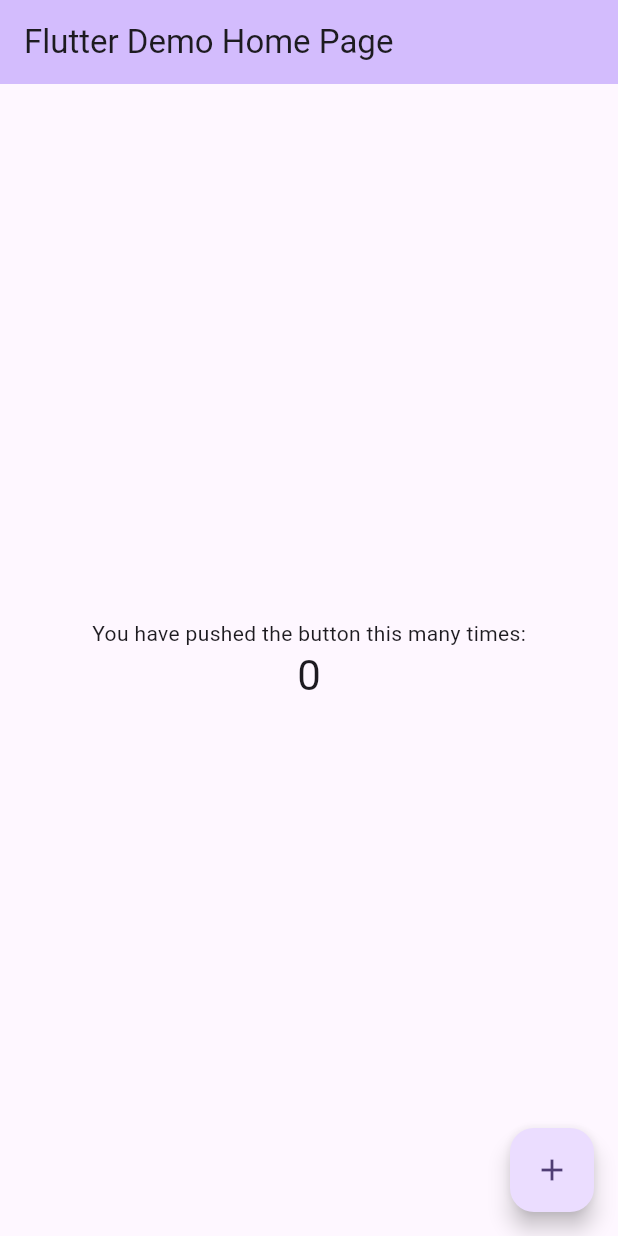
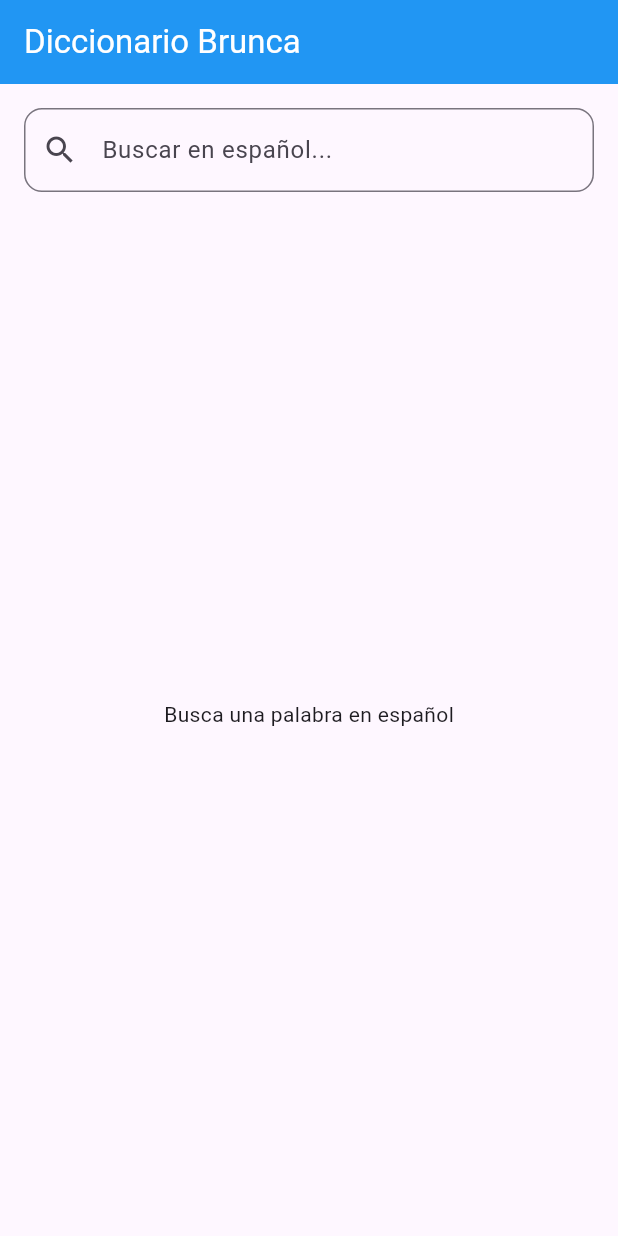
Before and after one commit to acenwu/diccionario_brunca, a Flutter app: the screen it shows after launch, on a phone screen of 412 x 824 dp. Run offline on Flutter 3.47's test engine with Material 3 defaults, Android fonts, the light colour scheme and no system bars; our stand-ins replace sqflite, sqflite_common_ffi; accounts and stored records are empty.

Commit message:
Crear logica de prueba para busqueda de objetos Word

```diff
--- a/diccionario/app/lib/main.dart
+++ b/diccionario/app/lib/main.dart
@@ -1,4 +1,6 @@
 import 'package:flutter/material.dart';
+import 'database/database_helper.dart';
+import 'models/word.dart';
 
 void main() {
   runApp(const MyApp());
@@ -7,119 +9,143 @@
 class MyApp extends StatelessWidget {
   const MyApp({super.key});
 
-  // This widget is the root of your application.
   @override
   Widget build(BuildContext context) {
     return MaterialApp(
-      title: 'Flutter Demo',
+      title: 'Diccionario Brunca',
       theme: ThemeData(
-        // This is the theme of your application.
-        //
-        // TRY THIS: Try running your application with "flutter run". You'll see
-        // the application has a purple toolbar. Then, without quitting the app,
-        // try changing the seedColor in the colorScheme below to Colors.green
-        // and then invoke "hot reload" (save your changes or press the "hot
-        // reload" button in a Flutter-supported IDE, or press "r" if you used
-        // the command line to start the app).
-        //
-        // Notice that the counter didn't reset back to zero; the application
-        // state is not lost during the reload. To reset the state, use hot
-        // restart instead.
-        //
-        // This works for code too, not just values: Most code changes can be
-        // tested with just a hot reload.
-        colorScheme: ColorScheme.fromSeed(seedColor: Colors.deepPurple),
+        primarySwatch: Colors.blue,
         useMaterial3: true,
       ),
-      home: const MyHomePage(title: 'Flutter Demo Home Page'),
+      home: const SearchScreen(),
     );
   }
 }
 
-class MyHomePage extends StatefulWidget {
-  const MyHomePage({super.key, required this.title});
-
-  // This widget is the home page of your application. It is stateful, meaning
-  // that it has a State object (defined below) that contains fields that affect
-  // how it looks.
-
-  // This class is the configuration for the state. It holds the values (in this
-  // case the title) provided by the parent (in this case the App widget) and
-  // used by the build method of the State. Fields in a Widget subclass are
-  // always marked "final".
-
-  final String title;
+class SearchScreen extends StatefulWidget {
+  const SearchScreen({super.key});
 
   @override
-  State<MyHomePage> createState() => _MyHomePageState();
+  State<SearchScreen> createState() => _SearchScreenState();
 }
 
-class _MyHomePageState extends State<MyHomePage> {
-  int _counter = 0;
+class _SearchScreenState extends State<SearchScreen> {
+  final TextEditingController _searchController = TextEditingController();
+  List<Word> _results = [];
+  bool _isSearching = false;
+  final DatabaseHelper _db = DatabaseHelper();
 
-  void _incrementCounter() {
+  Future<void> _search(String query) async {
+    if (query.isEmpty) {
+      setState(() {
+        _results = [];
+        _isSearching = false;
+      });
+      return;
+    }
+
+    setState(() => _isSearching = true);
+    final results = await _db.searchWords(query);
     setState(() {
-      // This call to setState tells the Flutter framework that something has
-      // changed in this State, which causes it to rerun the build method below
-      // so that the display can reflect the updated values. If we changed
-      // _counter without calling setState(), then the build method would not be
-      // called again, and so nothing would appear to happen.
-      _counter++;
+      _results = results;
+      _isSearching = false;
     });
   }
 
   @override
   Widget build(BuildContext context) {
-    // This method is rerun every time setState is called, for instance as done
-    // by the _incrementCounter method above.
-    //
-    // The Flutter framework has been optimized to make rerunning build methods
-    // fast, so that you can just rebuild anything that needs updating rather
-    // than having to individually change instances of widgets.
     return Scaffold(
       appBar: AppBar(
-        // TRY THIS: Try changing the color here to a specific color (to
-        // Colors.amber, perhaps?) and trigger a hot reload to see the AppBar
-        // change color while the other colors stay the same.
-        backgroundColor: Theme.of(context).colorScheme.inversePrimary,
-        // Here we take the value from the MyHomePage object that was created by
-        // the App.build method, and use it to set our appbar title.
-        title: Text(widget.title),
+        title: const Text('Diccionario Brunca'),
+        backgroundColor: Colors.blue,
+        foregroundColor: Colors.white,
       ),
-      body: Center(
-        // Center is a layout widget. It takes a single child and positions it
-        // in the middle of the parent.
+      body: Padding(
+        padding: const EdgeInsets.all(16.0),
         child: Column(
-          // Column is also a layout widget. It takes a list of children and
-          // arranges them vertically. By default, it sizes itself to fit its
-          // children horizontally, and tries to be as tall as its parent.
-          //
-          // Column has various properties to control how it sizes itself and
-          // how it positions its children. Here we use mainAxisAlignment to
-          // center the children vertically; the main axis here is the vertical
-          // axis because Columns are vertical (the cross axis would be
-          // horizontal).
-          //
-          // TRY THIS: Invoke "debug painting" (choose the "Toggle Debug Paint"
-          // action in the IDE, or press "p" in the console), to see the
-          // wireframe for each widget.
-          mainAxisAlignment: MainAxisAlignment.center,
-          children: <Widget>[
-            const Text(
-              'You have pushed the button this many times:',
+          children: [
+            // Search Bar
+            TextField(
+              controller: _searchController,
+              decoration: InputDecoration(
+                hintText: 'Buscar en español...',
+                prefixIcon: const Icon(Icons.search),
+                border: OutlineInputBorder(
+                  borderRadius: BorderRadius.circular(12),
+                ),
+                suffixIcon: _searchController.text.isNotEmpty
+                    ? IconButton(
+                        icon: const Icon(Icons.clear),
+                        onPressed: () {
+                          _searchController.clear();
+                          setState(() {
+                            _results = [];
+                            _isSearching = false;
+                          });
+                        },
+                      )
+                    : null,
+              ),
+              onChanged: _search,
             ),
-            Text(
-              '$_counter',
-              style: Theme.of(context).textTheme.headlineMedium,
+            const SizedBox(height: 16),
+
+            // Results
+            Expanded(
+              child: _isSearching
+                  ? const Center(child: CircularProgressIndicator())
+                  : _results.isEmpty && _searchController.text.isNotEmpty
+                      ? const Center(
+                          child: Text('No se encontraron palabras'),
+                        )
+                      : _results.isEmpty
+                          ? const Center(
+                              child: Text('Busca una palabra en español'),
+                            )
+                          : ListView.builder(
+                              itemCount: _results.length,
+                              itemBuilder: (context, index) {
+                                final word = _results[index];
+                                return Card(
+                                  margin: const EdgeInsets.symmetric(
+                                      vertical: 4),
+                                  child: ListTile(
+                                    title: Text(word.spanish),
+                                    subtitle: Text('Brunca: ${word.brunca}'),
+                                    trailing: IconButton(
+                                      icon: Icon(
+                                        word.isFavorite
+                                            ? Icons.star
+                                            : Icons.star_border,
+                                        color: word.isFavorite
+                                            ? Colors.amber
+                                            : Colors.grey,
+                                      ),
+                                      onPressed: () async {
+                                        await _db.toggleFavorite(
+                                            word.id!, !word.isFavorite);
+                                        setState(() {
+                                          word.isFavorite = !word.isFavorite;
+                                        });
+                                      },
+                                    ),
+                                    onTap: () {
+                                      // We'll add details view later
+                                      ScaffoldMessenger.of(context).showSnackBar(
+                                        SnackBar(
+                                          content: Text(
+                                              '${word.spanish} → ${word.brunca}'),
+                                        ),
+                                      );
+                                    },
+                                  ),
+                                );
+                              },
+                            ),
             ),
           ],
         ),
       ),
-      floatingActionButton: FloatingActionButton(
-        onPressed: _incrementCounter,
-        tooltip: 'Increment',
-        child: const Icon(Icons.add),
-      ), // This trailing comma makes auto-formatting nicer for build methods.
     );
   }
 }
```
